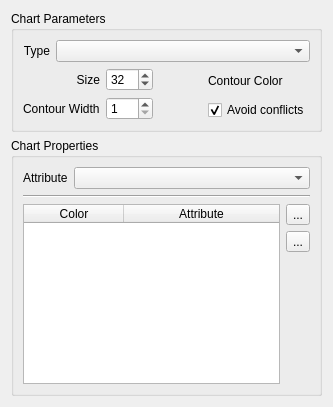
Above: src/terralib/qt/widgets/charts/ui/ChartLayerWidgetForm.ui from claudiobogossian/terralib5 before the change. Below: the same form after it.
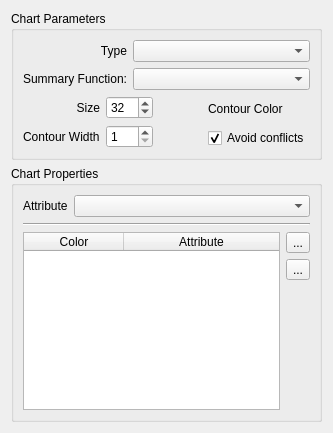
That is the form after the change.

Patch:
```diff
--- a/src/terralib/qt/widgets/charts/ui/ChartLayerWidgetForm.ui
+++ b/src/terralib/qt/widgets/charts/ui/ChartLayerWidgetForm.ui
@@ -7,7 +7,7 @@
     <x>0</x>
     <y>0</y>
     <width>333</width>
-    <height>407</height>
+    <height>433</height>
    </rect>
   </property>
   <property name="windowTitle">
@@ -46,6 +46,19 @@
               </property>
              </widget>
             </item>
+            <item row="1" column="0">
+             <widget class="QLabel" name="m_summaryLabel">
+              <property name="text">
+               <string>Summary Function:</string>
+              </property>
+              <property name="alignment">
+               <set>Qt::AlignRight|Qt::AlignTrailing|Qt::AlignVCenter</set>
+              </property>
+             </widget>
+            </item>
+            <item row="1" column="1">
+             <widget class="QComboBox" name="m_summaryComboBox"/>
+            </item>
            </layout>
           </item>
           <item row="1" column="0">
```
